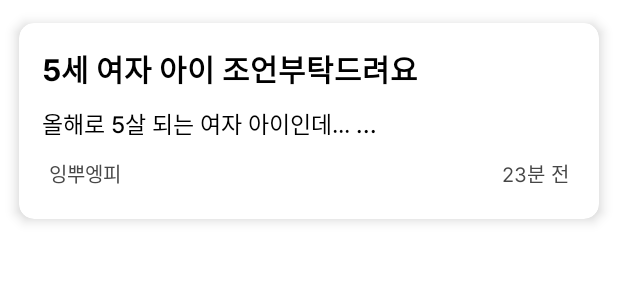
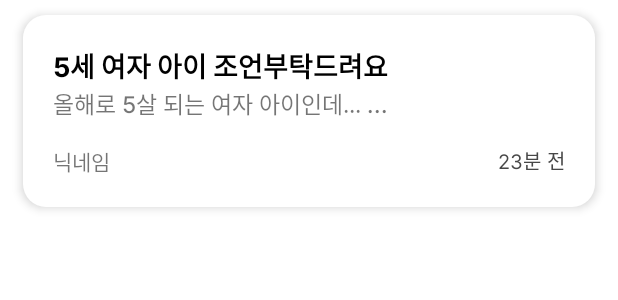
Before and after one commit to Dodeuni/Dodeuni_Android, an Android app: the layout itemlist_community.xml on its own in the app's theme, with its tools: preview values and no code run, on a phone screen of 412 x 824 dp. Shown: the top 300 px of the screen. Run offline under Robolectric (Android 15) with nearby library versions, the phone set to English and light mode, and no system bars.

Commit message:
feat: Community 메인 화면 UI 수정

```diff
--- a/app/src/main/res/drawable/logo_resize.xml
+++ b/app/src/main/res/drawable/logo_resize.xml
@@ -1,7 +1,7 @@
 <?xml version="1.0" encoding="utf-8"?>
     <layer-list xmlns:android="http://schemas.android.com/apk/res/android">
         <item
-            android:width="107dp"
-            android:height="23dp"
+            android:width="90dp"
+            android:height="19dp"
             android:drawable="@drawable/logo_title" />
     </layer-list>
--- a/app/src/main/res/layout/itemlist_community.xml
+++ b/app/src/main/res/layout/itemlist_community.xml
@@ -1,76 +1,62 @@
 <?xml version="1.0" encoding="utf-8"?>
 <LinearLayout
     xmlns:android="http://schemas.android.com/apk/res/android"
+    xmlns:app="http://schemas.android.com/apk/res-auto"
     android:layout_width="match_parent"
     android:layout_height="wrap_content"
-    android:layout_margin="3dp"
-    xmlns:app="http://schemas.android.com/apk/res-auto">
-    <androidx.cardview.widget.CardView
-        android:id="@+id/item_cardview"
-        android:layout_width="match_parent"
-        android:layout_height="wrap_content"
-        android:layout_margin="1dp"
-        app:cardUseCompatPadding="true"
-        app:cardElevation="5dp"
-        app:cardCornerRadius="10dp">
-        <LinearLayout
-            android:layout_width="match_parent"
-            android:layout_height="wrap_content"
-            android:padding="10dp"
-            android:orientation="vertical">
+    android:background="@drawable/location_roundeditem"
+    android:layout_marginHorizontal="15dp"
+    android:layout_marginVertical="10dp"
+    android:elevation="4dp"
+    android:padding="20dp"
+    android:orientation="vertical">
             <LinearLayout
                 android:layout_width="match_parent"
                 android:layout_height="wrap_content"
                 android:orientation="horizontal">
                 <LinearLayout
-                    android:layout_width="wrap_content"
+                    android:layout_width="match_parent"
                     android:layout_height="wrap_content"
+                    android:layout_weight="1"
                     android:orientation="vertical">
                     <TextView
-                        android:padding="5dp"
                         android:id="@+id/tv_community_title"
-                        android:layout_width="270dp"
-                        android:layout_height="40dp"
-                        android:textSize="20dp"
+                        android:layout_width="match_parent"
+                        android:layout_height="wrap_content"
+                        android:textSize="18dp"
                         android:textColor="@color/black"
                         android:fontFamily="@font/inter_bold"
                         android:textStyle="bold"
                         android:text="5세 여자 아이 조언부탁드려요"/>
                     <TextView
-                        android:padding="5dp"
                         android:fontFamily="@font/inter_medium"
                         android:id="@+id/tv_community_content"
-                        android:layout_width="260dp"
-                        android:layout_height="30dp"
+                        android:layout_width="match_parent"
+                        android:layout_height="wrap_content"
                         android:textSize="15dp"
-                        android:textColor="@color/black"
                         android:text="올해로 5살 되는 여자 아이인데... ..."/>
                 </LinearLayout>
+
                 <ImageView
                     android:id="@+id/iv_communitylist"
-                    android:layout_width="match_parent"
-                    android:layout_height="match_parent"
-                    />
+                    android:layout_width="wrap_content"
+                    android:layout_height="match_parent" />
 
             </LinearLayout>
 
             <LinearLayout
                 android:layout_width="match_parent"
                 android:layout_height="wrap_content"
-                android:orientation="horizontal"
-                android:padding="10dp">
+                android:paddingTop="16dp"
+                android:orientation="horizontal">
                 <TextView
                     android:id="@+id/tv_community_writer"
                     android:layout_width="wrap_content"
                     android:layout_height="wrap_content"
-                    android:textSize="13dp"
+                    android:layout_weight="1"
                     android:fontFamily="@font/inter_regular"
-                    android:textColor="#474747"
-                    android:text="잉뿌엥피"/>
-                <View
-                    android:layout_width="0dp"
-                    android:layout_height="0dp"
-                    android:layout_weight="1"/>
+                    android:textSize="14dp"
+                    android:text="닉네임"/>
                 <TextView
                     android:fontFamily="@font/inter_regular"
                     android:id="@+id/tv_community_time"
@@ -82,7 +68,4 @@
                     android:layout_gravity="end"/>
             </LinearLayout>
 
-        </LinearLayout>
-    </androidx.cardview.widget.CardView>
-
 </LinearLayout>
--- a/app/src/main/res/values/colors.xml
+++ b/app/src/main/res/values/colors.xml
@@ -9,5 +9,6 @@
     <color name="white">#FFFFFFFF</color>
     <color name="light_gray">#CDCDCD</color>
     <color name="gray_for_lines">#EEEEEE</color>
+    <color name="gray_for_lines2">#DDDDDD</color>
     <color name="main_color">#2C8878</color>
 </resources>
--- a/app/src/main/res/values/style.xml
+++ b/app/src/main/res/values/style.xml
@@ -11,6 +11,9 @@
         <item name="colorControlNormal">@color/black</item>
     </style>
     <style name="tab_text" parent="@android:style/TextAppearance.Widget.TabWidget">
+        <item name="android:fontFamily">@font/inter_regular</item>
+    </style>
+    <style name="tab_selected_text" parent="@android:style/TextAppearance.Widget.TabWidget">
         <item name="android:fontFamily">@font/inter_bold</item>
     </style>
     <style name="mytoast">
```
Also changed, not shown: app/src/main/java/dodeunifront/dodeuni/community/Bigtab_infoFragment.java (+10 -9 lines), app/src/main/res/layout/fragment_bigtab_info.xml (+32 -27 lines), app/src/main/res/layout/fragment_community.xml (+7 -3 lines).
